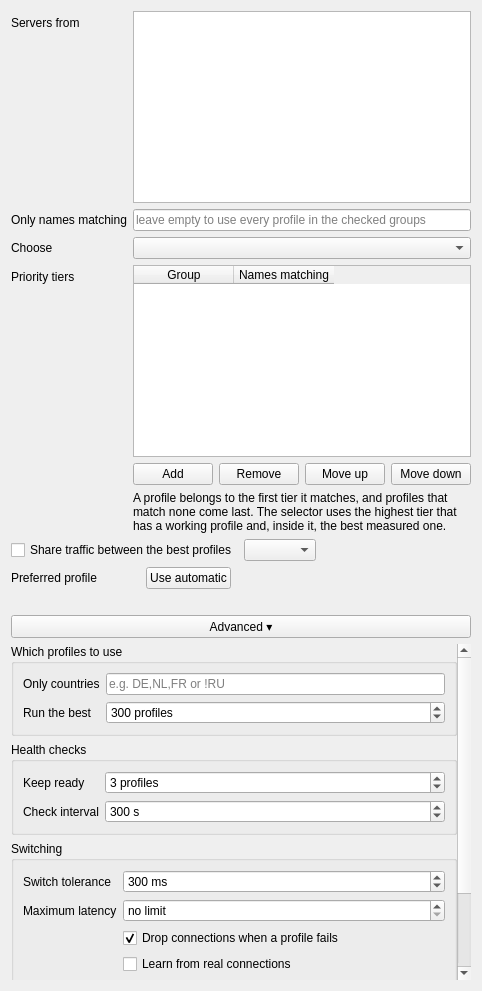
This is include/ui/profile/edit_autoselector.ui in throneproj/Throne as Qt 5 draws it before an edit. The edited form follows.
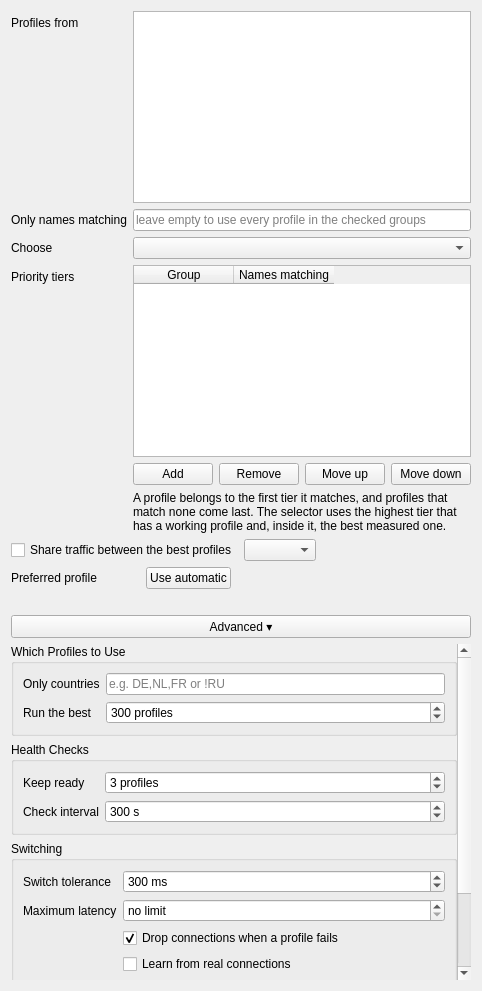
This is the edited form.

Commit message: unify names, tooltips and translations, check translations in ci

Patch:
```diff
--- a/include/ui/profile/edit_autoselector.ui
+++ b/include/ui/profile/edit_autoselector.ui
@@ -14,7 +14,7 @@
      <item row="0" column="0">
       <widget class="QLabel" name="groups_l">
        <property name="text">
-        <string>Servers from</string>
+        <string>Profiles from</string>
        </property>
        <property name="buddy">
         <cstring>groups</cstring>
@@ -320,7 +320,7 @@
        <item>
         <widget class="QGroupBox" name="membership_box">
          <property name="title">
-          <string>Which profiles to use</string>
+          <string>Which Profiles to Use</string>
          </property>
          <layout class="QFormLayout" name="membership_layout">
           <property name="fieldGrowthPolicy">
@@ -381,7 +381,7 @@
        <item>
         <widget class="QGroupBox" name="health_box">
          <property name="title">
-          <string>Health checks</string>
+          <string>Health Checks</string>
          </property>
          <layout class="QFormLayout" name="health_layout">
           <property name="fieldGrowthPolicy">
```
Left out of the diff: 16 changed lines with no effect on the pictures. The commit also changes 116 other files.
